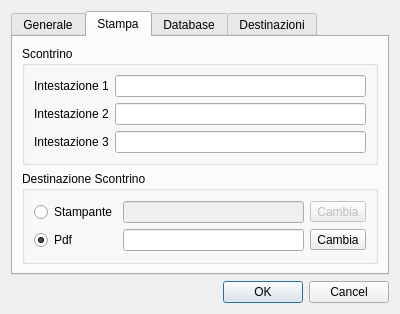
The window that src/configurazionedlg.ui (mtonin/gestcassa) describes before a commit, drawn with Qt 5.
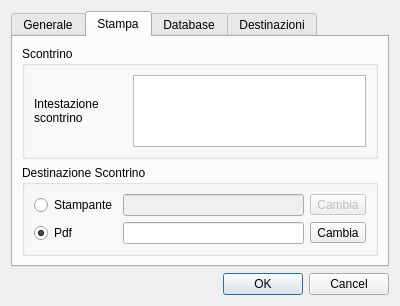
The same window after the commit. The open tabs and pages were chosen to show the change. Custom widgets are drawn as their Qt base class.

Commit message: - cambiato widget intestazioni in caselle di testo multiriga

What changed in the file:
```diff
--- a/src/configurazionedlg.ui
+++ b/src/configurazionedlg.ui
@@ -169,40 +169,15 @@
             <item>
              <widget class="QLabel" name="label_2">
               <property name="text">
-               <string>Intestazione 1</string>
+               <string>Intestazione scontrino</string>
               </property>
-             </widget>
-            </item>
-            <item>
-             <widget class="QLineEdit" name="intestazione1Txt"/>
-            </item>
-           </layout>
-          </item>
-          <item>
-           <layout class="QHBoxLayout" name="horizontalLayout_3">
-            <item>
-             <widget class="QLabel" name="label_3">
-              <property name="text">
-               <string>Intestazione 2</string>
+              <property name="wordWrap">
+               <bool>true</bool>
               </property>
              </widget>
             </item>
             <item>
-             <widget class="QLineEdit" name="intestazione2Txt"/>
-            </item>
-           </layout>
-          </item>
-          <item>
-           <layout class="QHBoxLayout" name="horizontalLayout_4">
-            <item>
-             <widget class="QLabel" name="label_4">
-              <property name="text">
-               <string>Intestazione 3</string>
-              </property>
-             </widget>
-            </item>
-            <item>
-             <widget class="QLineEdit" name="intestazione3Txt"/>
+             <widget class="QPlainTextEdit" name="intestazioneTxt"/>
             </item>
            </layout>
           </item>
```
Left out of the diff: 5 changed lines with no effect on the pictures. The commit also changes 6 other files.
